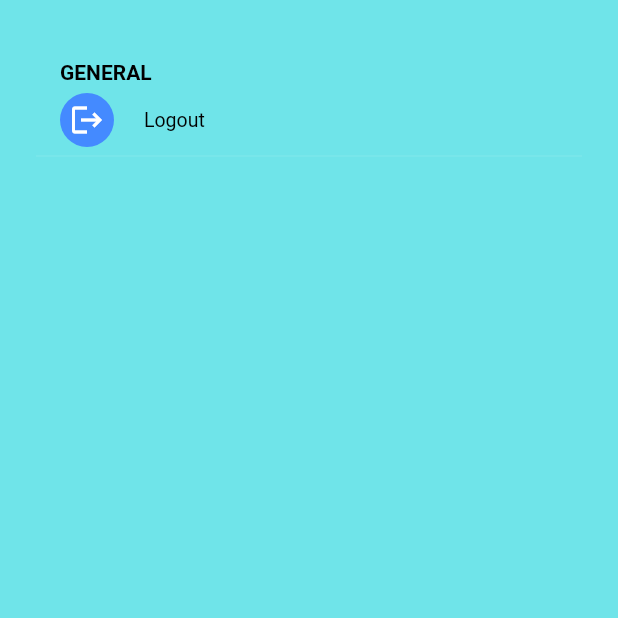
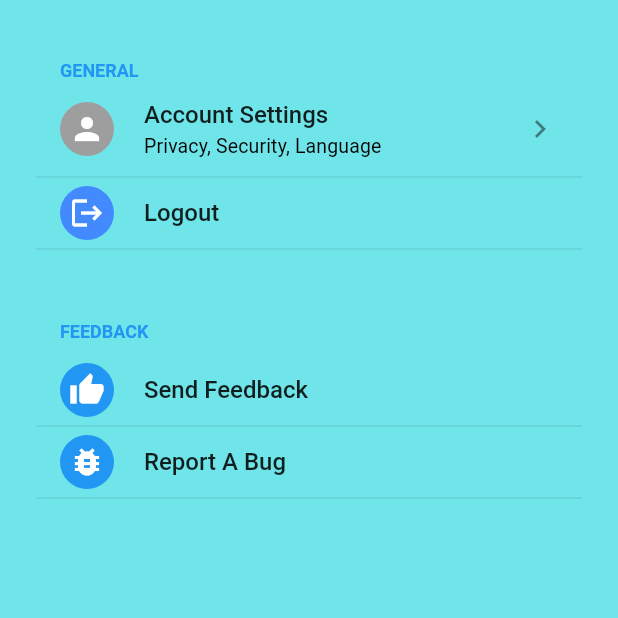
Before and after one commit to alexandrutm/EventManager, a Flutter app: the ProfilePage screen opened directly, after a tap on "Edit Profile", on a phone screen of 412 x 824 dp, the top half of it. Run offline on Flutter 3.47's test engine with Material 2 defaults, Android fonts, the phone set to English and light mode, and no system bars; drawn by our look-alikes of flutter_settings_screens; our stand-ins replace cloud_firestore, firebase_auth, firebase_core, firebase_storage, flutter_svg, google_sign_in and 2 more; accounts and stored records are empty; network calls fail; project files that could hold a hidden picture were left out.

Commit message:
Settings page added

```diff
--- a/eventmanager/lib/main.dart
+++ b/eventmanager/lib/main.dart
@@ -7,6 +7,7 @@ import 'package:eventmanager/utils/colors.dart';
 import 'package:firebase_auth/firebase_auth.dart';
 import 'package:flutter/material.dart';
 import 'package:firebase_core/firebase_core.dart';
+import 'package:flutter_settings_screens/flutter_settings_screens.dart';
 import 'package:provider/provider.dart';
 import 'providers/firebase_options.dart';
 
@@ -15,6 +16,7 @@ void main() async {
   await Firebase.initializeApp(
     options: DefaultFirebaseOptions.currentPlatform,
   );
+  await Settings.init(cacheProvider: SharePreferenceCache());
   runApp(const EventManager());
 }
 
@@ -32,7 +34,7 @@ class EventManager extends StatelessWidget {
       child: MaterialApp(
         debugShowCheckedModeBanner: false,
         title: 'EventManager',
-        theme: ThemeData.dark().copyWith(
+        theme: ThemeData.light().copyWith(
             splashColor: Colors.blue,
             scaffoldBackgroundColor: mobileBkgColor,
             canvasColor: mobileBkgColor),
--- /dev/null
+++ b/eventmanager/lib/pages/account_settings_page.dart
@@ -0,0 +1,40 @@
+import 'package:eventmanager/components/icon_widget.dart';
+import 'package:flutter/material.dart';
+import 'package:flutter_settings_screens/flutter_settings_screens.dart';
+
+class AccountSettings extends StatelessWidget {
+  const AccountSettings({super.key});
+  static const keyLanguage = 'key-language';
+  static const keyPassword = 'key-password';
+
+  @override
+  Widget build(BuildContext context) => SimpleSettingsTile(
+        title: 'Account Settings',
+        subtitle: 'Privacy, Security, Language',
+        leading: const IconWidget(icon: Icons.person, color: Colors.grey),
+        child: SettingsScreen(title: 'Account Settings', children: <Widget>[
+          buildLanguage(),
+          buildPassword(),
+        ]),
+      );
+
+  Widget buildLanguage() => DropDownSettingsTile(
+        title: 'Language',
+        settingKey: keyLanguage,
+        selected: 1,
+        values: <int, String>{
+          1: 'English',
+          2: 'Spanish',
+        },
+        onChange: (language) {},
+      );
+
+  Widget buildPassword() => TextInputSettingsTile(
+        title: 'Change Password',
+        settingKey: keyPassword,
+        obscureText: true,
+        validator: (password) => password != null && password.length < 6
+            ? null
+            : 'You password must be at least 6 characters',
+      );
+}
--- a/eventmanager/lib/pages/profile_page.dart
+++ b/eventmanager/lib/pages/profile_page.dart
@@ -94,7 +94,7 @@ class _ProfilePageState extends State<ProfilePage> {
               actions: [
                 IconButton(
                   icon: const Icon(
-                    Icons.settings,
+                    Icons.menu,
                     color: primaryColorBlack,
                   ),
                   onPressed: () {
--- a/eventmanager/lib/pages/settings_page.dart
+++ b/eventmanager/lib/pages/settings_page.dart
@@ -4,6 +4,7 @@ import 'package:flutter_settings_screens/flutter_settings_screens.dart';
 import '../components/icon_widget.dart';
 import '../providers/auth_methods.dart';
 import '../utils/colors.dart';
+import 'account_settings_page.dart';
 import 'login_page.dart';
 
 class SettingsPage extends StatefulWidget {
@@ -22,10 +23,22 @@ class _SettingsPageState extends State<SettingsPage> {
         children: [
           SettingsGroup(
             title: 'General',
-            titleTextStyle:
-                TextStyle(color: Colors.black, fontWeight: FontWeight.bold),
             children: <Widget>[
+              const AccountSettings(),
               buildLogout(context),
+            ],
+          ),
+          const SizedBox(
+            height: 32,
+          ),
+          SettingsGroup(
+            title: 'FEEDBACK',
+            children: <Widget>[
+              const SizedBox(
+                height: 8,
+              ),
+              buildSendFeedback(context),
+              buildReportBug(context),
             ],
           ),
         ],
@@ -34,9 +47,15 @@ class _SettingsPageState extends State<SettingsPage> {
   }
 }
 
+// Widget buildDarkMode() => SwitchSettingsTile(
+//       title: 'Dark Mode',
+//       settingKey: keyDarkMode,
+//       leading: const IconWidget(icon: Icons.dark_mode, color: Colors.blue),
+//       onChange: (isDarkMode) {},
+//     );
+
 Widget buildLogout(BuildContext aContext) => SimpleSettingsTile(
       title: 'Logout',
-      titleTextStyle: TextStyle(color: Colors.black),
       leading: const IconWidget(
         icon: Icons.logout,
         color: Colors.blueAccent,
@@ -50,3 +69,17 @@ Widget buildLogout(BuildContext aContext) => SimpleSettingsTile(
         );
       },
     );
+
+Widget buildReportBug(BuildContext context) => SimpleSettingsTile(
+      title: 'Report A Bug',
+      subtitle: '',
+      leading: IconWidget(icon: Icons.bug_report, color: Colors.blue),
+      onTap: () {},
+    );
+
+Widget buildSendFeedback(BuildContext context) => SimpleSettingsTile(
+      title: 'Send Feedback',
+      subtitle: '',
+      leading: IconWidget(icon: Icons.thumb_up, color: Colors.blue),
+      onTap: () {},
+    );
```
